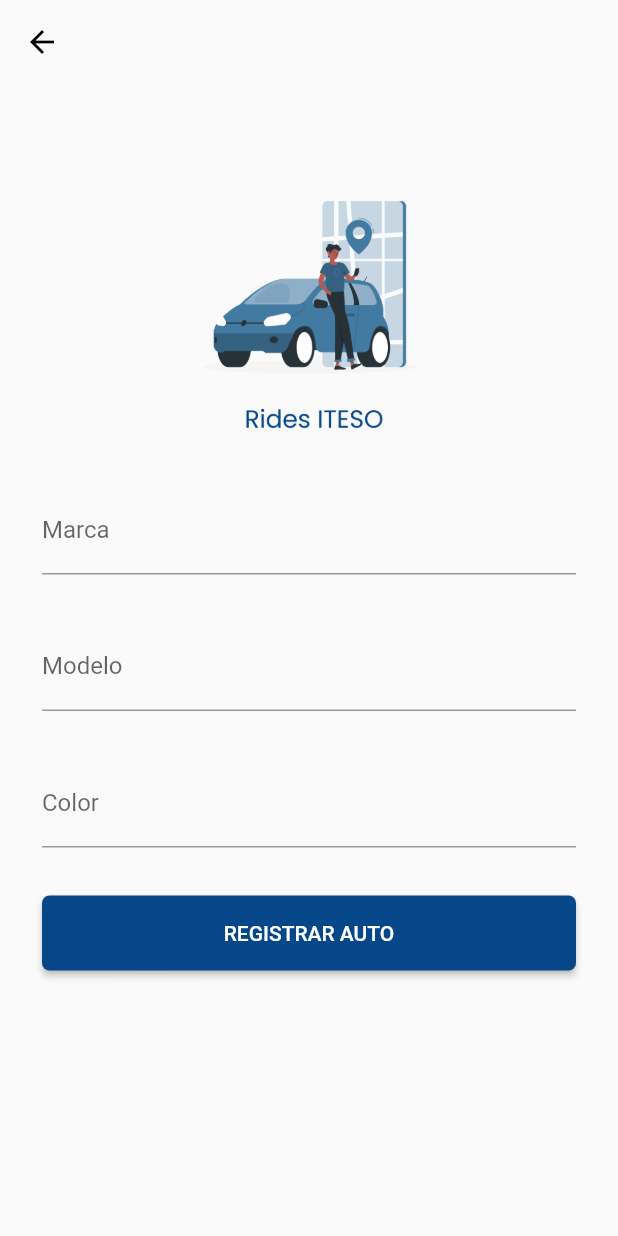
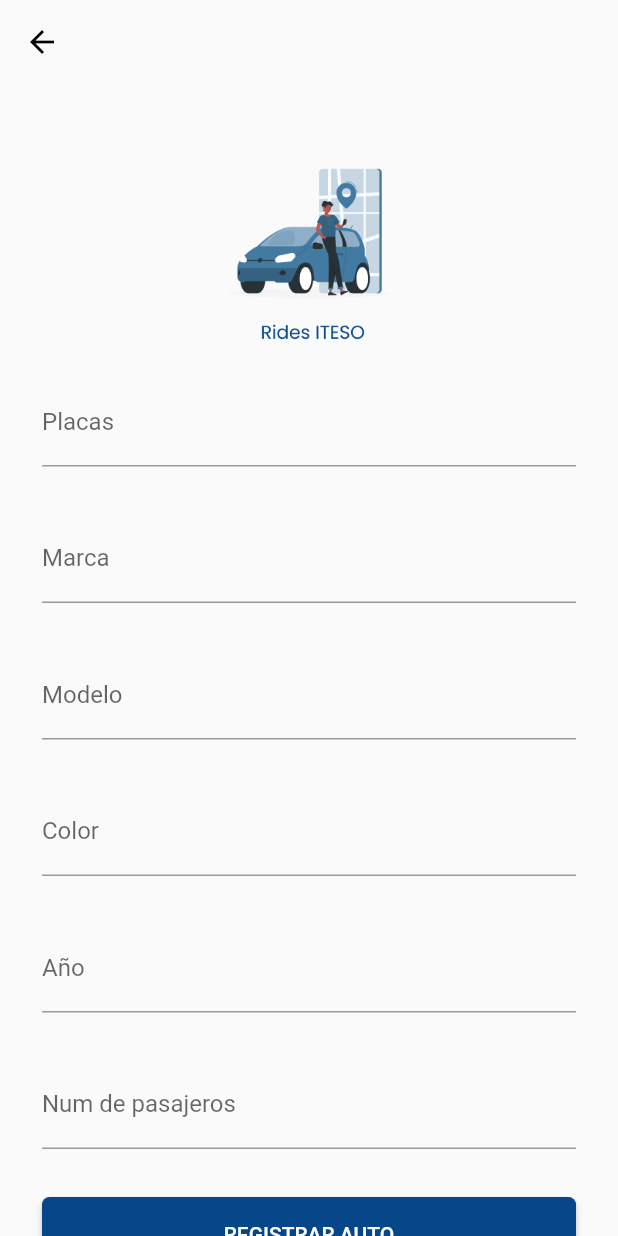
Before and after one commit to carlatalamantes/rides-iteso, a Flutter app: the CarRegisterPage screen opened directly, on a phone screen of 412 x 824 dp. Run offline on Flutter 3.47's test engine with Material 2 defaults, Android fonts, the phone set to English and light mode, and no system bars; our stand-ins replace bloc, cloud_firestore, equatable, firebase_auth, firebase_core, flutter_bloc; accounts and stored records are empty.

Commit message:
register car page change

```diff
--- a/lib/car_register/car_register_Page.dart
+++ b/lib/car_register/car_register_Page.dart
@@ -17,6 +17,7 @@ class _CarRegisterPageState extends State<CarRegisterPage> {
   var colorTextController = TextEditingController();
   var yearTextController = TextEditingController();
   var plateTextController = TextEditingController();
+  var numPassajerosTextController = TextEditingController();
 
   @override
   Widget build(BuildContext context) {
@@ -32,11 +33,15 @@ class _CarRegisterPageState extends State<CarRegisterPage> {
           child: Column(
             children: [
               const Padding(
-                padding: EdgeInsets.symmetric(horizontal: 8, vertical: 16),
+                padding: EdgeInsets.symmetric(horizontal: 8, vertical: 5),
                 child: Image(
                   image: AssetImage('assets/images/logo_blue.png'),
-                  height: 200,
+                  height: 150,
                 ),
+              ),
+              base_TextFormField(
+                textController: plateTextController,
+                labelText: 'Placas',
               ),
               base_TextFormField(
                 textController: marcaTextController,
@@ -49,6 +54,16 @@ class _CarRegisterPageState extends State<CarRegisterPage> {
               base_TextFormField(
                 textController: colorTextController,
                 labelText: 'Color',
+              ),
+              base_TextFormField(
+                textController: yearTextController,
+                labelText: 'Año',
+                keyboardType: TextInputType.number
+              ),
+              base_TextFormField(
+                textController: numPassajerosTextController,
+                labelText: 'Num de pasajeros',
+                keyboardType: TextInputType.number
               ),
               base_ElevatedButton(
                 text: 'REGISTRAR AUTO',
--- a/lib/driver_passenger_page/driver_passenger_page.dart
+++ b/lib/driver_passenger_page/driver_passenger_page.dart
@@ -20,8 +20,8 @@ class DriverPassengerPage extends StatelessWidget {
             Column(
               mainAxisAlignment: MainAxisAlignment.spaceAround,
               children: [
-                Text("Que eres?",style: TextStyle(fontSize: 30, color: Color(0xFF064789)),),
-                SizedBox(height: 40,),
+                const Text("Que eres?",style: TextStyle(fontSize: 30, color: Color(0xFF064789)),),
+                const SizedBox(height: 40,),
                 Column(
                   children: [
                     PassDrivButton(
```
